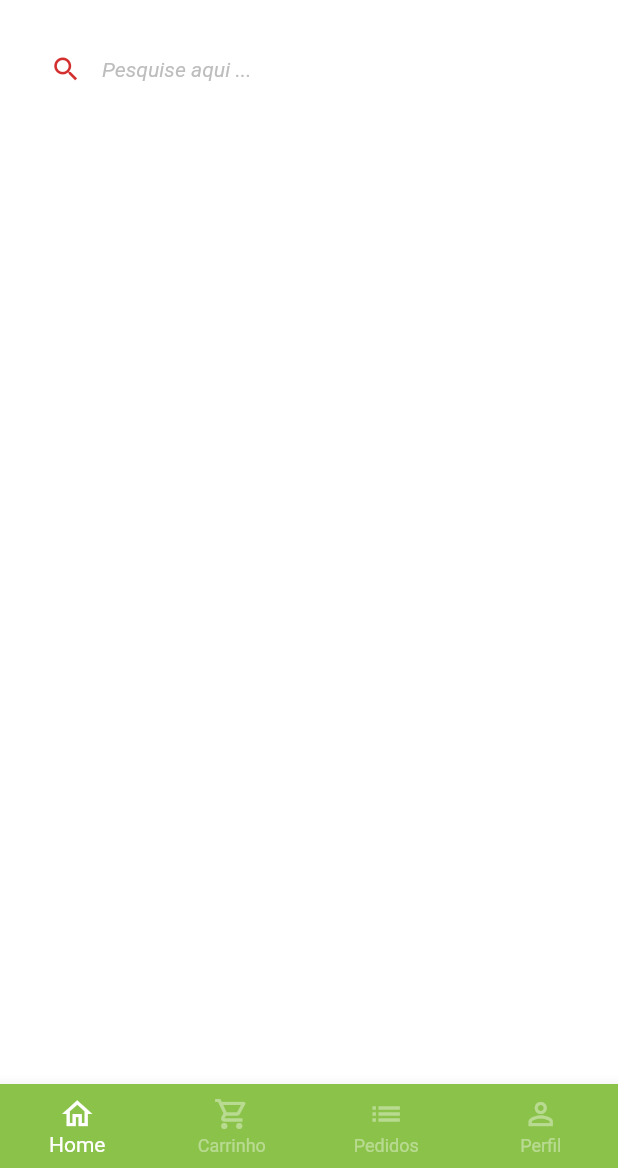
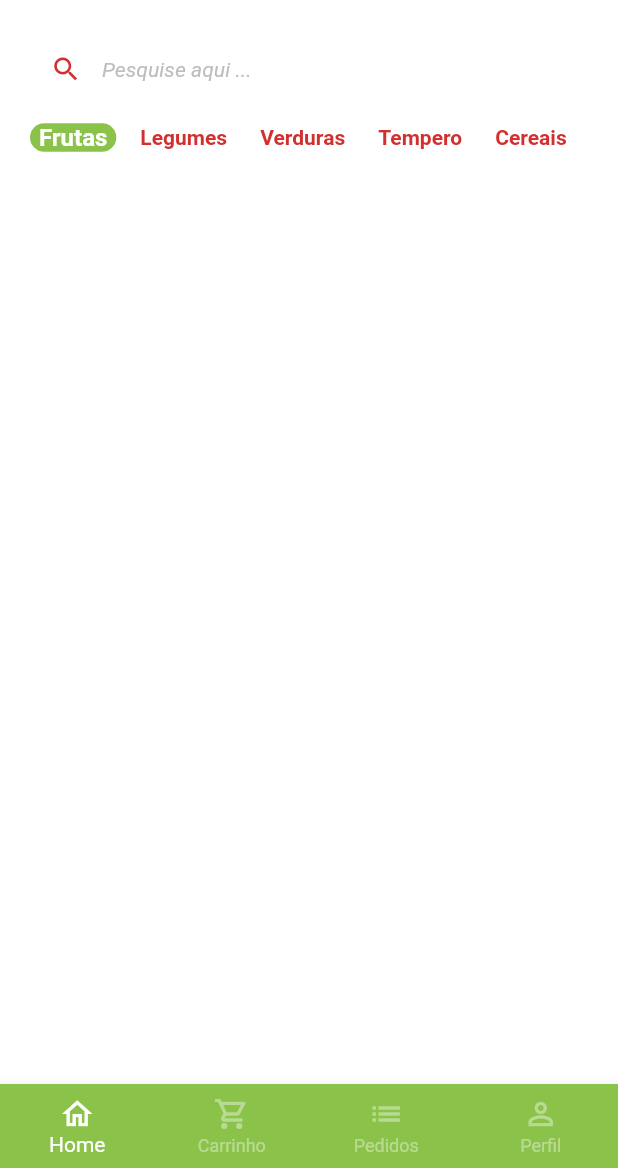
Before and after one commit to glesiosantos/greengrocer, a Flutter app: the BaseSreen screen opened directly, on a phone screen of 412 x 824 dp, the part 68-1236 px from its top. Run offline on Flutter 3.47's test engine with Material 2 defaults, Android fonts, the phone set to English and light mode, and no system bars; drawn by our look-alikes of badges; our stand-ins replace animated_text_kit, mask_text_input_formatter.

Commit message:
criando as lista de categorias selecionadas

```diff
--- a/lib/src/base/base_screen.dart
+++ b/lib/src/base/base_screen.dart
@@ -20,7 +20,7 @@ class _BaseSreenState extends State<BaseSreen> {
         physics: const NeverScrollableScrollPhysics(),
         controller: pageController,
         children: [
-          const HomeTab(),
+          HomeTab(),
           Container(
             color: Colors.purple,
           ),
--- /dev/null
+++ b/lib/src/home/components/category_tile.dart
@@ -0,0 +1,43 @@
+import 'package:flutter/material.dart';
+import 'package:greengrocer/src/config/custom_colors.dart';
+
+class CategoryTile extends StatelessWidget {
+  final String category;
+  final bool isSelected;
+  final VoidCallback onPress;
+
+  const CategoryTile({
+    super.key,
+    required this.category,
+    required this.isSelected,
+    required this.onPress,
+  });
+
+  @override
+  Widget build(BuildContext context) {
+    return GestureDetector(
+      onTap: onPress,
+      child: Align(
+        alignment: Alignment.center,
+        child: Container(
+          padding: const EdgeInsets.symmetric(horizontal: 6),
+          decoration: BoxDecoration(
+            borderRadius: BorderRadius.circular(10),
+            color: isSelected
+                ? CustomColors.customSwatchColor
+                : Colors.transparent,
+          ),
+          child: Text(
+            category,
+            style: TextStyle(
+                color: isSelected
+                    ? Colors.white
+                    : CustomColors.customContrastColor,
+                fontWeight: FontWeight.bold,
+                fontSize: isSelected ? 16 : 14),
+          ),
+        ),
+      ),
+    );
+  }
+}
--- a/lib/src/home/home_tab.dart
+++ b/lib/src/home/home_tab.dart
@@ -4,8 +4,25 @@ import 'package:greengrocer/src/config/custom_colors.dart';
 import 'package:greengrocer/src/custom/custom_form_search.dart';
 import 'package:greengrocer/src/custom/custom_logo_text.dart';
 
-class HomeTab extends StatelessWidget {
+import 'components/category_tile.dart';
+
+class HomeTab extends StatefulWidget {
   const HomeTab({super.key});
+
+  @override
+  State<HomeTab> createState() => _HomeTabState();
+}
+
+class _HomeTabState extends State<HomeTab> {
+  List<String> categories = [
+    'Frutas',
+    'Legumes',
+    'Verduras',
+    'Tempero',
+    'Cereais'
+  ];
+
+  String selectedCategory = 'Frutas';
 
   @override
   Widget build(BuildContext context) {
@@ -42,7 +59,30 @@ class HomeTab extends StatelessWidget {
       body: Padding(
         padding: const EdgeInsets.symmetric(horizontal: 20, vertical: 10),
         child: Column(
-          children: const [CustomFormSearch()],
+          children: [
+            const CustomFormSearch(),
+            SizedBox(
+              height: 40,
+              child: ListView.separated(
+                scrollDirection: Axis.horizontal,
+                itemBuilder: (_, index) {
+                  return CategoryTile(
+                    category: categories[index],
+                    isSelected: categories[index] == selectedCategory,
+                    onPress: () {
+                      setState(() {
+                        selectedCategory = categories[index];
+                      });
+                    },
+                  );
+                },
+                separatorBuilder: (_, index) => const SizedBox(
+                  width: 10,
+                ),
+                itemCount: categories.length,
+              ),
+            ),
+          ],
         ),
       ),
     );
```
